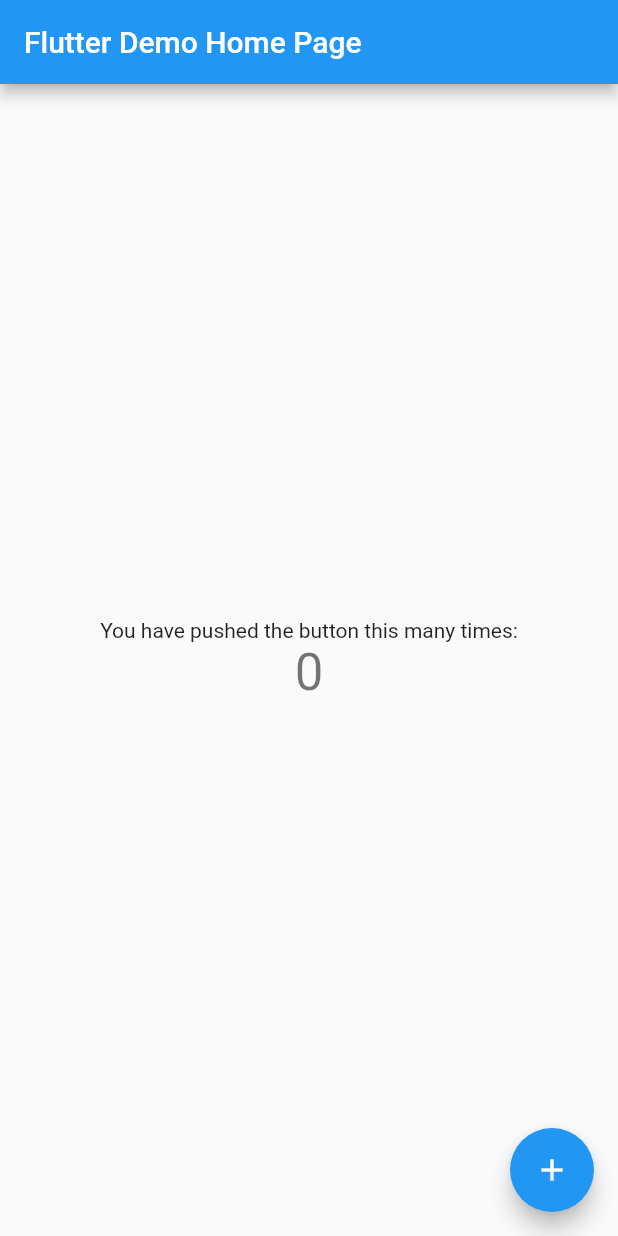
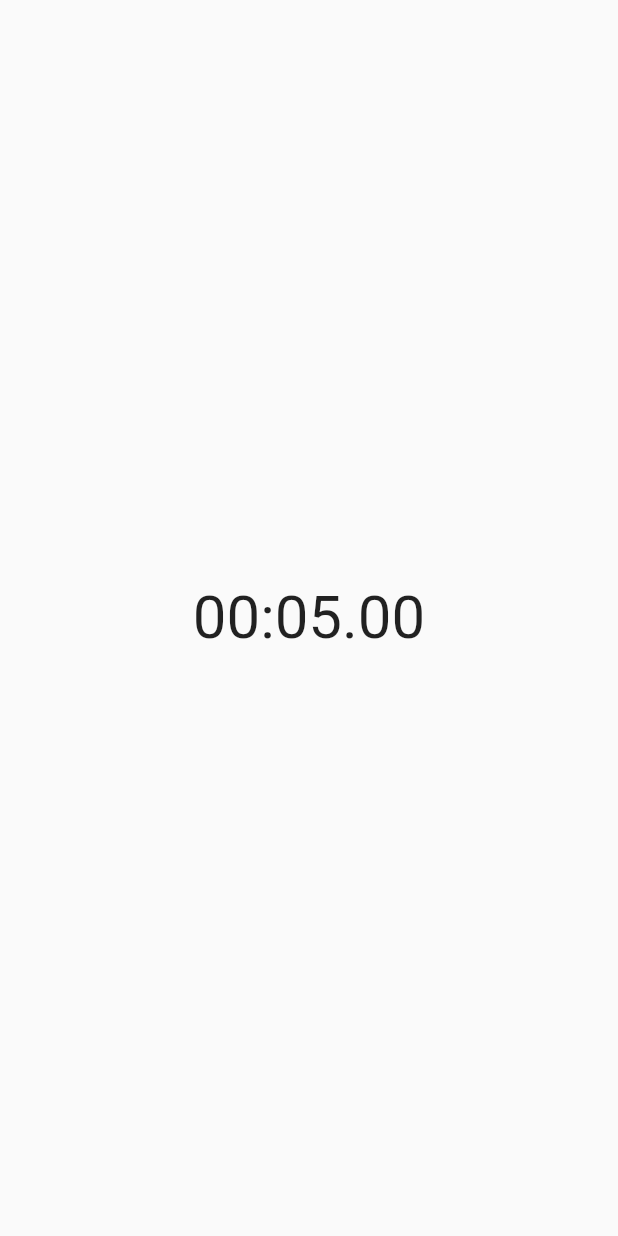
Before and after one commit to ahlgren1234/stopwatch, a Flutter app: the screen it shows after launch, on a phone screen of 412 x 824 dp. Run offline on Flutter 3.47's test engine with Material 2 defaults, Android fonts, the phone set to English and light mode, and no system bars; missing offline and left inert: dart:html.

Commit message:
Basic setup

```diff
--- a/lib/main.dart
+++ b/lib/main.dart
@@ -1,115 +1,29 @@
 import 'package:flutter/material.dart';
+import 'package:stopwatch/ui/stopwatch.dart';
 
 void main() {
-  runApp(const MyApp());
+  runApp(MyApp());
 }
 
 class MyApp extends StatelessWidget {
-  const MyApp({super.key});
-
-  // This widget is the root of your application.
   @override
   Widget build(BuildContext context) {
     return MaterialApp(
-      title: 'Flutter Demo',
-      theme: ThemeData(
-        // This is the theme of your application.
-        //
-        // Try running your application with "flutter run". You'll see the
-        // application has a blue toolbar. Then, without quitting the app, try
-        // changing the primarySwatch below to Colors.green and then invoke
-        // "hot reload" (press "r" in the console where you ran "flutter run",
-        // or simply save your changes to "hot reload" in a Flutter IDE).
-        // Notice that the counter didn't reset back to zero; the application
-        // is not restarted.
-        primarySwatch: Colors.blue,
-      ),
-      home: const MyHomePage(title: 'Flutter Demo Home Page'),
+      debugShowCheckedModeBanner: false,
+      home: MyHomePage(),
     );
   }
 }
 
-class MyHomePage extends StatefulWidget {
-  const MyHomePage({super.key, required this.title});
-
-  // This widget is the home page of your application. It is stateful, meaning
-  // that it has a State object (defined below) that contains fields that affect
-  // how it looks.
-
-  // This class is the configuration for the state. It holds the values (in this
-  // case the title) provided by the parent (in this case the App widget) and
-  // used by the build method of the State. Fields in a Widget subclass are
-  // always marked "final".
-
-  final String title;
-
-  @override
-  State<MyHomePage> createState() => _MyHomePageState();
-}
-
-class _MyHomePageState extends State<MyHomePage> {
-  int _counter = 0;
-
-  void _incrementCounter() {
-    setState(() {
-      // This call to setState tells the Flutter framework that something has
-      // changed in this State, which causes it to rerun the build method below
-      // so that the display can reflect the updated values. If we changed
-      // _counter without calling setState(), then the build method would not be
-      // called again, and so nothing would appear to happen.
-      _counter++;
-    });
-  }
+class MyHomePage extends StatelessWidget {
+  MyHomePage({Key? key}) : super(key: key);
 
   @override
   Widget build(BuildContext context) {
-    // This method is rerun every time setState is called, for instance as done
-    // by the _incrementCounter method above.
-    //
-    // The Flutter framework has been optimized to make rerunning build methods
-    // fast, so that you can just rebuild anything that needs updating rather
-    // than having to individually change instances of widgets.
     return Scaffold(
-      appBar: AppBar(
-        // Here we take the value from the MyHomePage object that was created by
-        // the App.build method, and use it to set our appbar title.
-        title: Text(widget.title),
+      body: Center(
+        child: Stopwatch(),
       ),
-      body: Center(
-        // Center is a layout widget. It takes a single child and positions it
-        // in the middle of the parent.
-        child: Column(
-          // Column is also a layout widget. It takes a list of children and
-          // arranges them vertically. By default, it sizes itself to fit its
-          // children horizontally, and tries to be as tall as its parent.
-          //
-          // Invoke "debug painting" (press "p" in the console, choose the
-          // "Toggle Debug Paint" action from the Flutter Inspector in Android
-          // Studio, or the "Toggle Debug Paint" command in Visual Studio Code)
-          // to see the wireframe for each widget.
-          //
-          // Column has various properties to control how it sizes itself and
-          // how it positions its children. Here we use mainAxisAlignment to
-          // center the children vertically; the main axis here is the vertical
-          // axis because Columns are vertical (the cross axis would be
-          // horizontal).
-          mainAxisAlignment: MainAxisAlignment.center,
-          children: <Widget>[
-            const Text(
-              'You have pushed the button this many times:',
-            ),
-            Text(
-              '$_counter',
-              style: Theme.of(context).textTheme.headline4,
-            ),
-          ],
-        ),
-      ),
-      floatingActionButton: FloatingActionButton(
-        onPressed: _incrementCounter,
-        tooltip: 'Increment',
-        child: const Icon(Icons.add),
-      ), // This trailing comma makes auto-formatting nicer for build methods.
     );
   }
 }
--- a/lib/ui/elapsed_time_text_basic.dart
+++ b/lib/ui/elapsed_time_text_basic.dart
@@ -0,0 +1,22 @@
+import 'package:flutter/material.dart';
+
+class ElapsedTimeTextBasic extends StatelessWidget {
+  const ElapsedTimeTextBasic({Key? key, required this.elapsed})
+      : super(key: key);
+  final Duration elapsed;
+
+  @override
+  Widget build(BuildContext context) {
+    final hundreds = (elapsed.inMilliseconds / 10) % 100;
+    final seconds = elapsed.inSeconds % 60;
+    final minutes = elapsed.inMinutes % 60;
+    final hundredsStr = hundreds.toStringAsFixed(0).padLeft(2, '0');
+    final secondsStr = seconds.toString().padLeft(2, '0');
+    final minutesStr = minutes.toString().padLeft(2, '0');
+    return Text(
+      '$minutesStr:$secondsStr.$hundredsStr',
+      textAlign: TextAlign.center,
+      style: const TextStyle(fontSize: 40),
+    );
+  }
+}
--- a/lib/ui/stopwatch.dart
+++ b/lib/ui/stopwatch.dart
@@ -0,0 +1,16 @@
+import 'package:flutter/material.dart';
+import 'package:stopwatch/ui/elapsed_time_text_basic.dart';
+
+class Stopwatch extends StatefulWidget {
+  @override
+  _StopwatchState createState() => _StopwatchState();
+}
+
+class _StopwatchState extends State<Stopwatch> {
+  @override
+  Widget build(BuildContext context) {
+    return ElapsedTimeTextBasic(
+      elapsed: Duration(seconds: 5),
+    );
+  }
+}
```
Also changed, not shown: lib/ui/elapsed_time_text.dart (+50 -0 lines), lib/ui/reset_button.dart (+24 -0 lines), lib/ui/start_stop_button.dart (+26 -0 lines).
